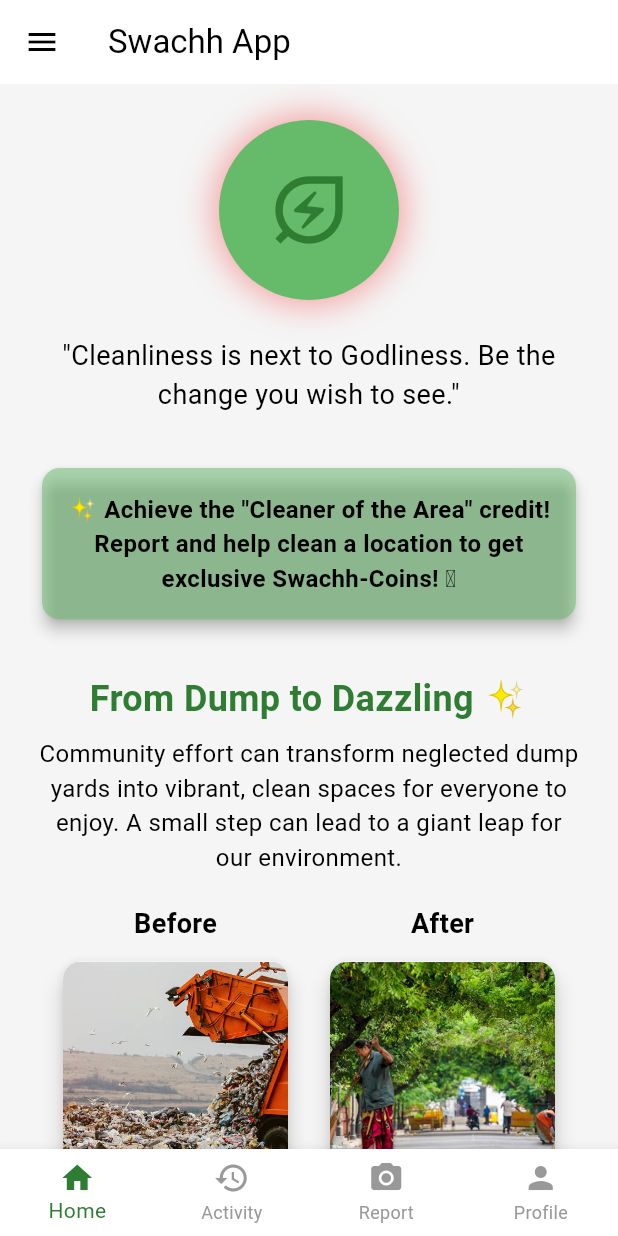
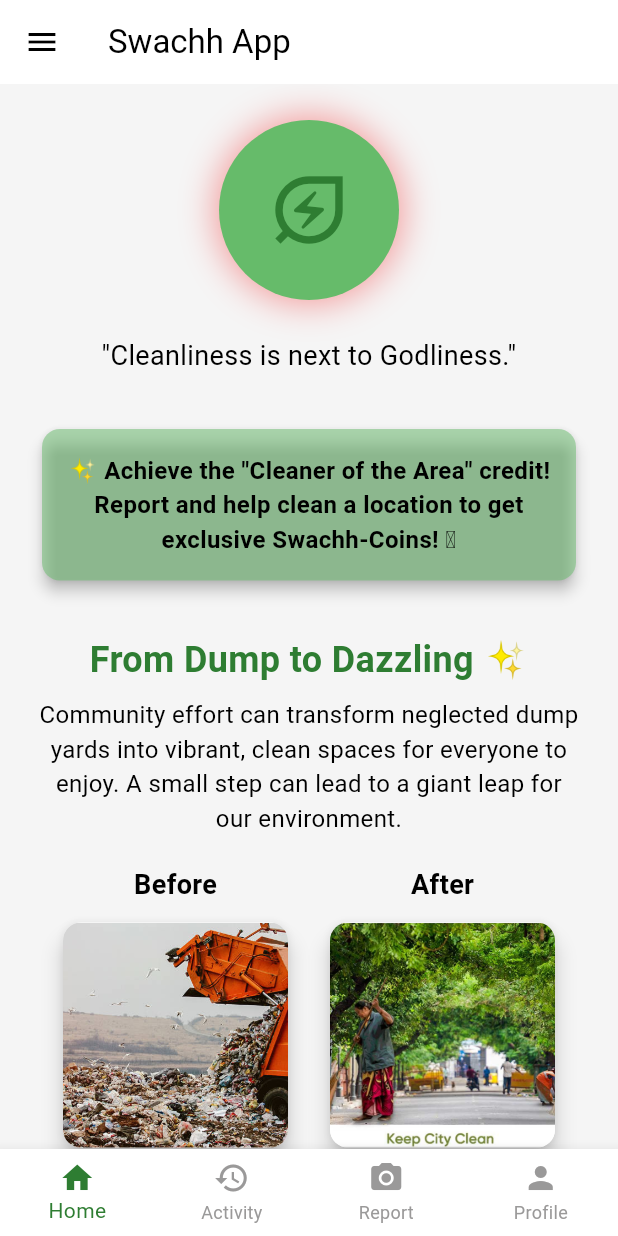
Before and after one commit to awaneetdecoder/swachh-drishti, a Flutter app: the MainShell screen opened directly, on a phone screen of 412 x 824 dp. Run offline on Flutter 3.47's test engine with Material 3 defaults, Android fonts, the phone set to English and light mode, and no system bars; our stand-ins replace flutter_secure_storage, geocoding, geolocator, image_picker, page_transition; accounts and stored records are empty; network calls fail.

Commit message:
there is change

```diff
--- a/lib/screens/home_screen.dart
+++ b/lib/screens/home_screen.dart
@@ -23,7 +23,7 @@ class HomeScreen extends StatelessWidget {
                 ),
                 const SizedBox(height: 24),
                 Text(
-                  '"Cleanliness is next to Godliness. Be the change you wish to see."',
+                  '"Cleanliness is next to Godliness."',
                   textAlign: TextAlign.center,
                   style: TextStyle(fontSize: 18, fontStyle: FontStyle.normal, color: Theme.of(context).textTheme.bodySmall?.color),
                 ),
```
